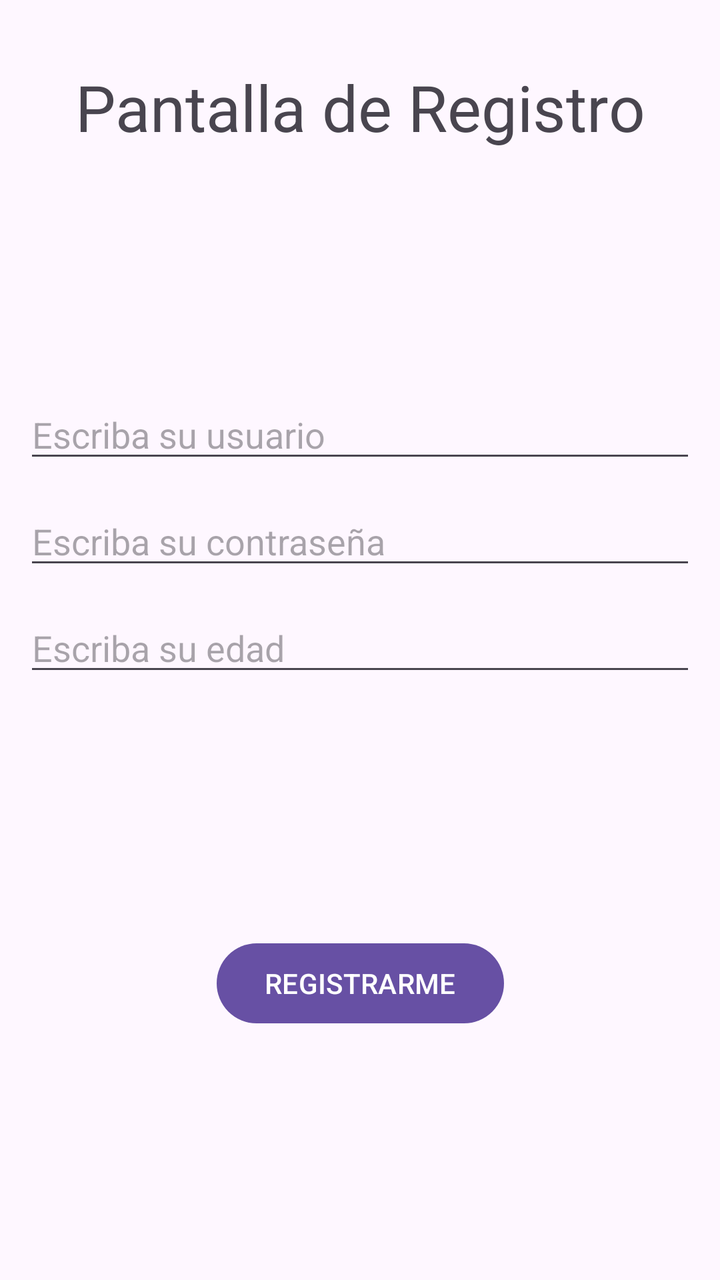
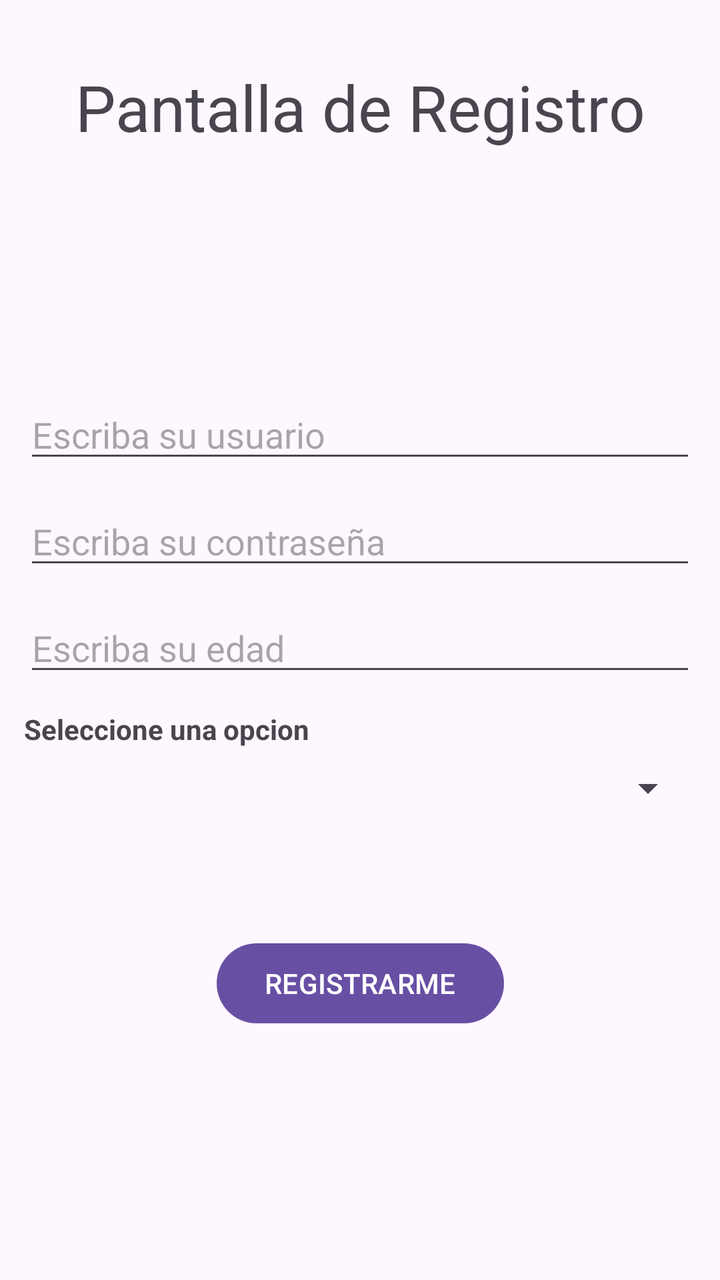

Compare the two renders of this Android layout. The source of the first and the diff that turns it into the second are given below.
<!-- AndroidManifest.xml: application theme Theme.TrabajoPractico2doCuatrimestre2026 -->
<!-- res/layout/activity_register.xml -->
<?xml version="1.0" encoding="utf-8"?>
<androidx.constraintlayout.widget.ConstraintLayout
    xmlns:android="http://schemas.android.com/apk/res/android"
    xmlns:app="http://schemas.android.com/apk/res-auto"
    xmlns:tools="http://schemas.android.com/tools"
    android:layout_width="match_parent"
    android:layout_height="match_parent">

    <TextView
        android:id="@+id/tvTitleRegister"
        android:layout_width="wrap_content"
        android:layout_height="wrap_content"
        android:text="Pantalla de Registro"
        android:textSize="32sp"
        android:layout_marginTop="32dp"
        app:layout_constraintRight_toRightOf="parent"
        app:layout_constraintLeft_toLeftOf="parent"
        app:layout_constraintTop_toTopOf="parent"/>


    <EditText
        android:id="@+id/etUsername"
        android:layout_width="match_parent"
        android:layout_height="wrap_content"
        android:layout_marginTop="120dp"
        android:layout_marginLeft="12dp"
        android:layout_marginRight="12dp"
        android:hint="Escriba su usuario"
        app:layout_constraintLeft_toLeftOf="parent"
        app:layout_constraintRight_toRightOf="parent"
        app:layout_constraintTop_toBottomOf="@+id/tvTitleRegister"/>


    <EditText
        android:id="@+id/etPassword"
        android:layout_width="match_parent"
        android:layout_height="wrap_content"
        android:layout_margin="12dp"
        android:hint="Escriba su contraseña"
        app:layout_constraintLeft_toLeftOf="parent"
        app:layout_constraintRight_toRightOf="parent"
        app:layout_constraintTop_toBottomOf="@+id/etUsername"/>

    <EditText
        android:id="@+id/etAge"
        android:layout_width="match_parent"
        android:layout_height="wrap_content"
        android:layout_margin="12dp"
        android:hint="Escriba su edad"
        android:inputType="number"
        app:layout_constraintLeft_toLeftOf="parent"
        app:layout_constraintRight_toRightOf="parent"
        app:layout_constraintTop_toBottomOf="@+id/etPassword"/>


    <Button
        android:id="@+id/btnRegister"
        android:layout_width="wrap_content"
        android:layout_height="wrap_content"
        android:text="Registrarme"
        android:textAllCaps="true"
        app:layout_constraintTop_toBottomOf="@+id/etAge"
        app:layout_constraintBottom_toBottomOf="parent"
        app:layout_constraintLeft_toLeftOf="parent"
        app:layout_constraintRight_toRightOf="parent"/>

</androidx.constraintlayout.widget.ConstraintLayout>
<!-- resources referenced by this layout -->
<resources>
  <style name="Theme.TrabajoPractico2doCuatrimestre2026" parent="Base.Theme.TrabajoPractico2doCuatrimestre2026" />
  <style name="Base.Theme.TrabajoPractico2doCuatrimestre2026" parent="Theme.Material3.DayNight.NoActionBar">
          
          
      </style>
</resources>

<!-- the commit's change to res/layout/activity_register.xml (unified diff, before → after) -->
@@ -52,6 +52,25 @@
         app:layout_constraintRight_toRightOf="parent"
         app:layout_constraintTop_toBottomOf="@+id/etPassword"/>
 
+    <TextView
+        android:id="@+id/tvTitleSpinner"
+        android:layout_width="wrap_content"
+        android:layout_height="wrap_content"
+        android:text="Seleccione una opcion"
+        android:textStyle="bold"
+        android:layout_marginTop="12dp"
+        app:layout_constraintTop_toBottomOf="@+id/etAge"
+        app:layout_constraintLeft_toLeftOf="@+id/spinner"/>
+
+
+    <Spinner
+        android:id="@+id/spinner"
+        android:layout_width="match_parent"
+        android:layout_height="40dp"
+        app:layout_constraintTop_toBottomOf="@+id/tvTitleSpinner"
+        android:layout_marginRight="12dp"
+        android:layout_marginLeft="12dp"/>
+
 
     <Button
         android:id="@+id/btnRegister"
